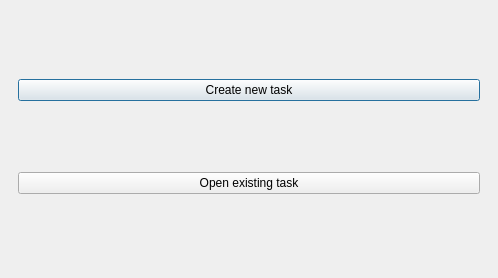
This is App/newbackuptaskdialog.ui in otsakir/lisa-backup as Qt 5 draws it before an edit. The edited form follows.
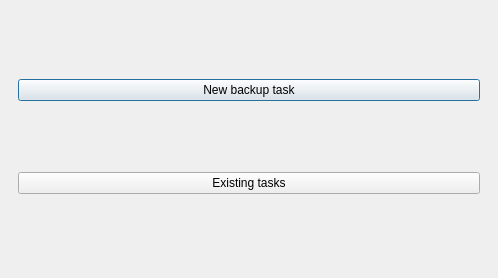
This is the edited form. The open tabs and pages were chosen to show the change.

```diff
--- a/App/newbackuptaskdialog.ui
+++ b/App/newbackuptaskdialog.ui
@@ -36,14 +36,14 @@
        <item>
         <widget class="QPushButton" name="pushButtonCreateStep">
          <property name="text">
-          <string>Create new task</string>
+          <string>New backup task</string>
          </property>
         </widget>
        </item>
        <item>
         <widget class="QPushButton" name="pushButtonOpenStep">
          <property name="text">
-          <string>Open existing task</string>
+          <string>Existing tasks</string>
          </property>
         </widget>
        </item>
```
Left out of the diff: 4 changed lines with no effect on the pictures.
